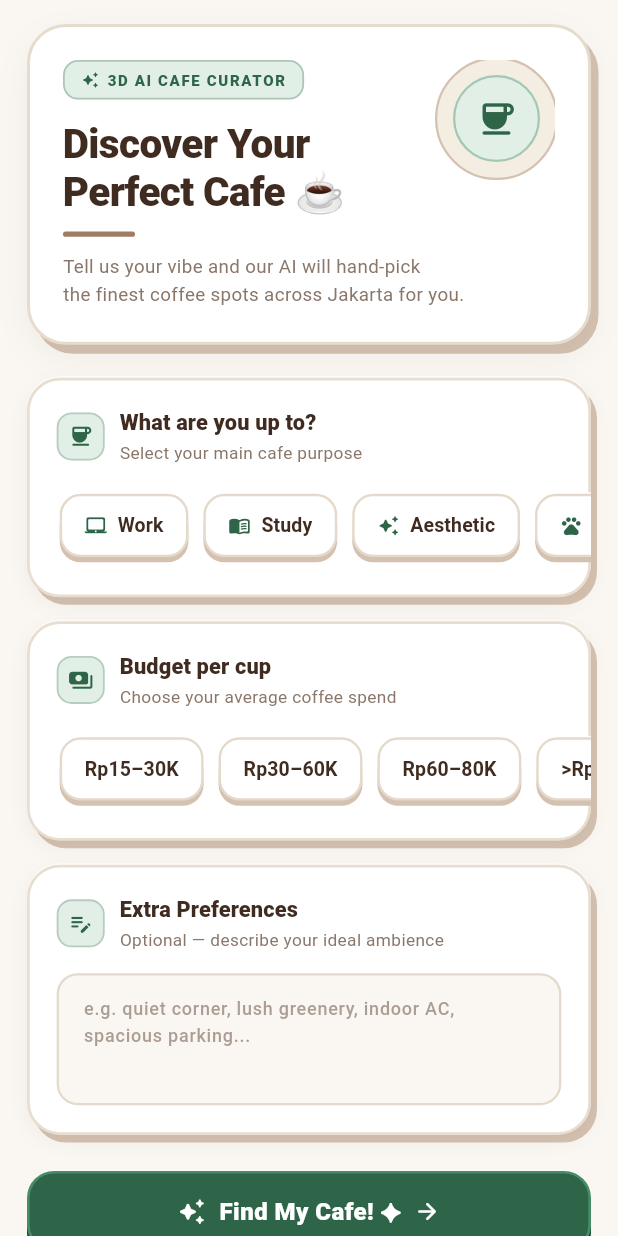
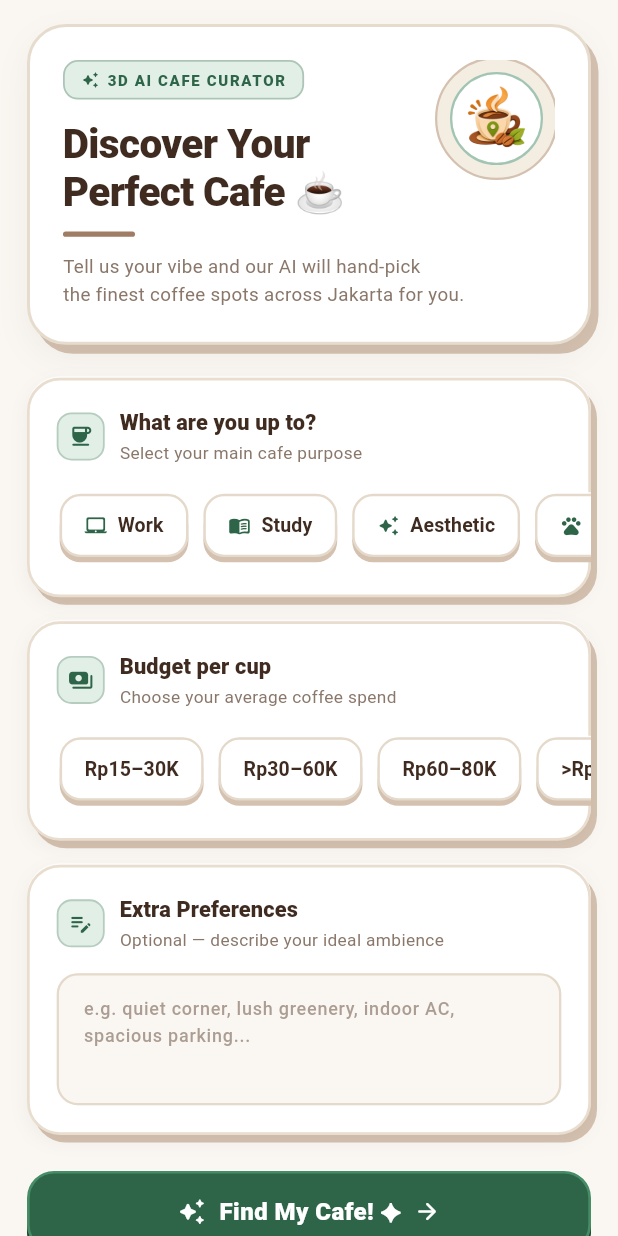
Before and after one commit to shdevvv/kopifinder-flutter, a Flutter app: the AiRecommendationScreen screen opened directly with empty values, on a phone screen of 412 x 824 dp. Run offline on Flutter 3.47's test engine with Material 3 defaults, Android fonts, the phone set to English and light mode, and no system bars; our stand-ins replace flutter_map, geolocator, image_picker, latlong2, supabase_flutter; accounts and stored records are empty.

Commit message:
feat: replace icons with no_text_logo on Home header and AI hero, remove handpicked text on AI page

```diff
--- a/lib/features/ai_recommendation/screens/ai_recommendation_screen.dart
+++ b/lib/features/ai_recommendation/screens/ai_recommendation_screen.dart
@@ -340,21 +340,24 @@ class _AiRecommendationScreenState extends State<AiRecommendationScreen>
                           border: Border.all(color: _chocolatePaper, width: 1.5),
                         ),
                       ),
-                      // Layer 2: Emerald-olive disc
+                      // Layer 2: Circle containing no_text_logo
                       Container(
-                        width: 58,
-                        height: 58,
+                        width: 62,
+                        height: 62,
                         decoration: BoxDecoration(
-                          color: _emeraldLight,
+                          color: _whitePaper,
                           shape: BoxShape.circle,
-                          border: Border.all(color: _emeraldMint.withOpacity(0.4), width: 1.5),
+                          border: Border.all(color: _emeraldMint.withOpacity(0.5), width: 1.5),
                         ),
-                      ),
-                      // Layer 3: Coffee icon paper stamp
-                      const Icon(
-                        Icons.coffee_rounded,
-                        color: _emeraldOlive,
-                        size: 28,
+                        child: ClipOval(
+                          child: Padding(
+                            padding: const EdgeInsets.all(5),
+                            child: Image.asset(
+                              'assets/icon/no_text_logo.png',
+                              fit: BoxFit.contain,
+                            ),
+                          ),
+                        ),
                       ),
                     ],
                   ),
@@ -942,42 +945,7 @@ class _AiRecommendationScreenState extends State<AiRecommendationScreen>
 
               // ── 6. Results Section ────────────────────────────────────────
               if (showResults) ...[
-                const SizedBox(height: 34),
-
-                // Results Header
-                Row(
-                  children: [
-                    Container(
-                      width: 5,
-                      height: 22,
-                      decoration: BoxDecoration(
-                        color: _emeraldOlive,
-                        borderRadius: BorderRadius.circular(3),
-                      ),
-                    ),
-                    const SizedBox(width: 10),
-                    const Text(
-                      'Handpicked For You ✨',
-                      style: TextStyle(
-                        fontSize: 19,
-                        fontWeight: FontWeight.w800,
-                        color: _chocolateDark,
-                      ),
-                    ),
-                  ],
-                ),
-                const SizedBox(height: 4),
-                const Padding(
-                  padding: EdgeInsets.only(left: 15),
-                  child: Text(
-                    'Curated by AI based on your preferences',
-                    style: TextStyle(
-                      fontSize: 11.5,
-                      color: _mutedText,
-                    ),
-                  ),
-                ),
-                const SizedBox(height: 18),
+                const SizedBox(height: 24),
 
                 if (_isLoading)
                   const Padding(
--- a/lib/features/home/screens/home_screen.dart
+++ b/lib/features/home/screens/home_screen.dart
@@ -221,7 +221,7 @@ class _HomeScreenState extends State<HomeScreen> {
                       ),
                       child: ClipOval(
                         child: Image.asset(
-                          'assets/icons/new_app_icon.png',
+                          'assets/icon/no_text_logo.png',
                           width: 50,
                           height: 50,
                           fit: BoxFit.cover,
--- a/pubspec.yaml
+++ b/pubspec.yaml
@@ -31,6 +31,7 @@ flutter:
   uses-material-design: true
   assets:
     - assets/icons/
+    - assets/icon/
 
 flutter_launcher_icons:
   android: true
```
Also changed, not shown: assets/icon/no_text_logo.png (added), assets/icons/no_text_logo.png (added).
